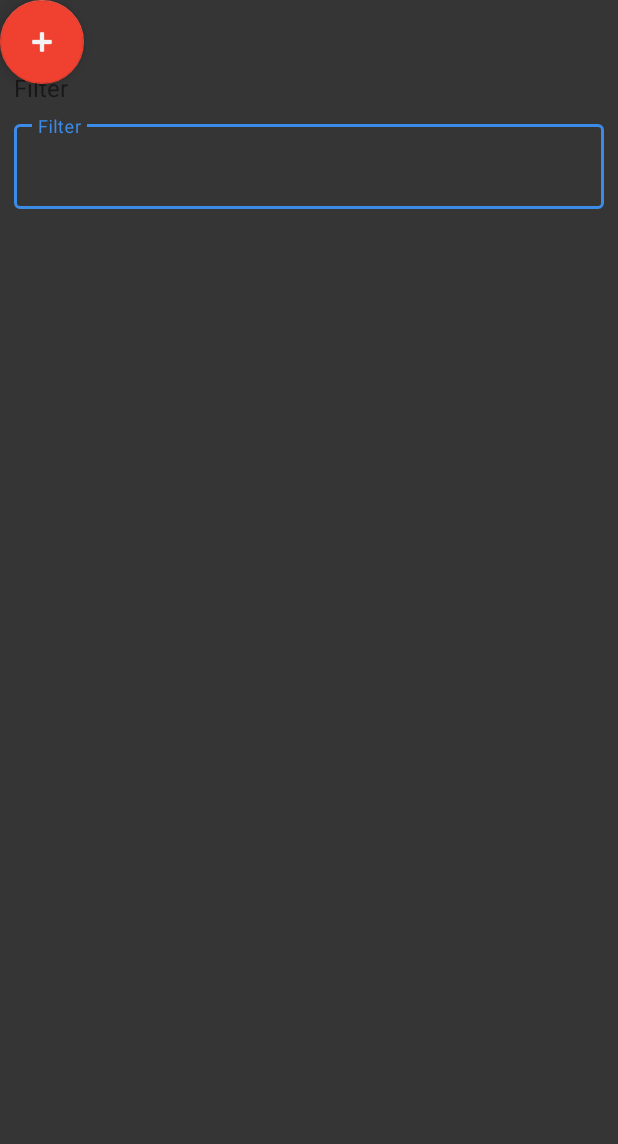
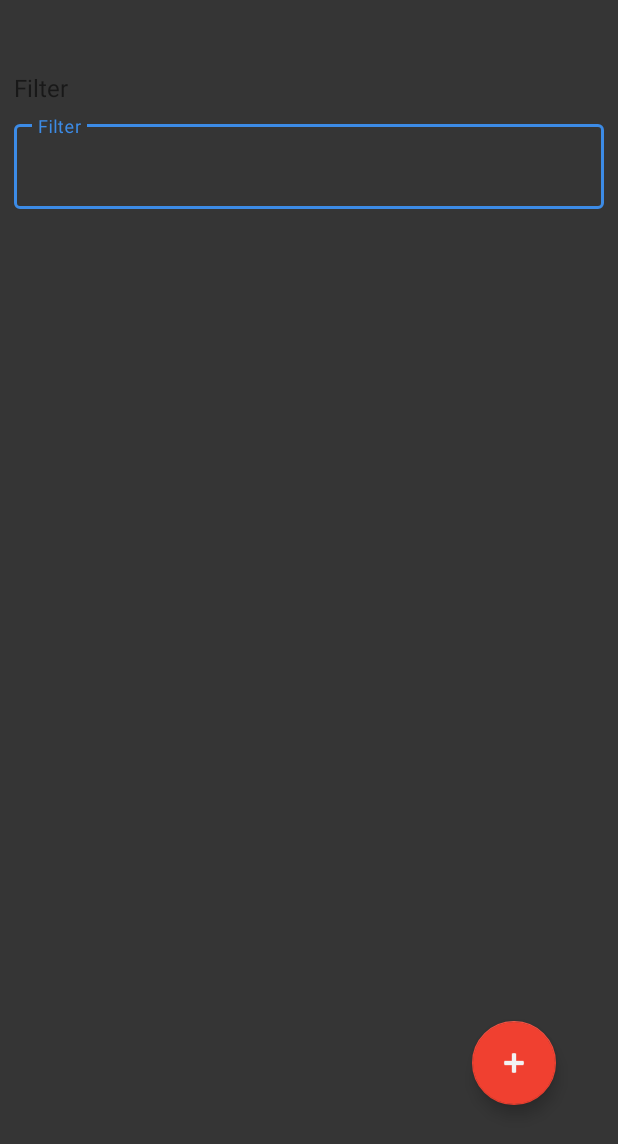
Before and after one commit to Felix-xilef/HavingOrder, an Android app: the Orders screen opened directly, with no data from a screen before it, on a phone screen of 412 x 824 dp. Shown: the top 1144 px of the screen. Run offline under Robolectric (Android 15) with nearby library versions, the phone set to English and light mode, and no system bars.

Commit message:
Creating Orders Screen

```diff
--- a/app/src/main/res/layout/activity_orders.xml
+++ b/app/src/main/res/layout/activity_orders.xml
@@ -41,15 +41,17 @@
                 android:hint="@string/filter" />
         </com.google.android.material.textfield.TextInputLayout>
 
+        <com.google.android.material.floatingactionbutton.FloatingActionButton
+            android:id="@+id/floatingActionButton"
+            android:layout_width="wrap_content"
+            android:layout_height="wrap_content"
+            android:layout_marginEnd="40dp"
+            android:layout_marginBottom="40dp"
+            android:clickable="true"
+            app:layout_constraintBottom_toBottomOf="parent"
+            app:layout_constraintEnd_toEndOf="parent"
+            app:srcCompat="@android:drawable/ic_input_add" />
+
     </androidx.constraintlayout.widget.ConstraintLayout>
 
-    <com.google.android.material.floatingactionbutton.FloatingActionButton
-        android:id="@+id/floatingActionButton"
-        android:layout_width="wrap_content"
-        android:layout_height="wrap_content"
-        android:clickable="true"
-        app:srcCompat="@android:drawable/ic_input_add"
-        tools:layout_editor_absoluteX="307dp"
-        tools:layout_editor_absoluteY="614dp" />
-
 </androidx.constraintlayout.widget.ConstraintLayout>
--- a/app/src/main/res/layout/activity_sign_in.xml
+++ b/app/src/main/res/layout/activity_sign_in.xml
@@ -85,6 +85,7 @@
             android:layout_marginStart="25dp"
             android:layout_marginTop="16dp"
             android:layout_marginEnd="25dp"
+            android:onClick="SignIn"
             android:text="@string/login"
             android:textAllCaps="false"
             android:textSize="20sp"
```
Also changed, not shown: app/src/main/java/com/fatec/havingorder/SignInActivity.java (+8 -0 lines).
